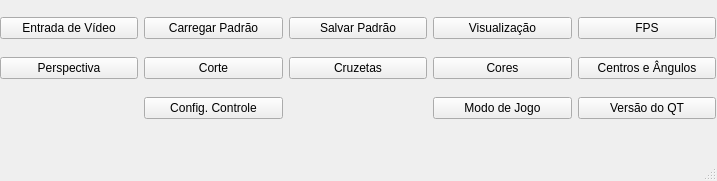
Qt form reddragons/interface/ui_files/main.ui (Red-Dragons-UFSCar/red-visao) before a commit.
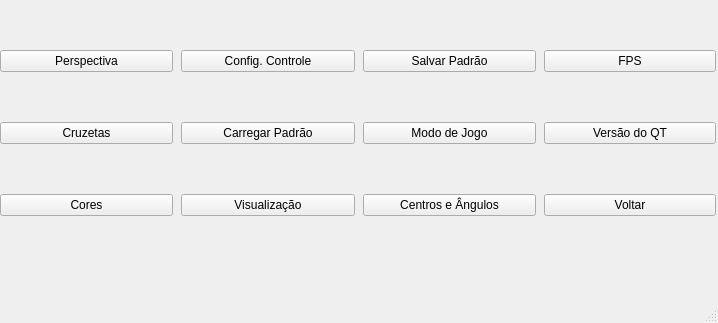
The same form after that commit.

Commit message:
atualização na tela principal
removidas paginas de corte e escolha de entrada. TODO: Configurar botão voltar

Diff of the .ui file:
```diff
--- a/reddragons/interface/ui_files/main.ui
+++ b/reddragons/interface/ui_files/main.ui
@@ -9,8 +9,8 @@
    <rect>
     <x>0</x>
     <y>0</y>
-    <width>717</width>
-    <height>181</height>
+    <width>718</width>
+    <height>323</height>
    </rect>
   </property>
   <property name="windowTitle">
@@ -21,106 +21,111 @@
     <property name="geometry">
      <rect>
       <x>0</x>
-      <y>5</y>
+      <y>0</y>
       <width>716</width>
-      <height>126</height>
+      <height>266</height>
      </rect>
     </property>
     <layout class="QGridLayout" name="gridLayout" columnstretch="0,0,0,0,0">
      <property name="sizeConstraint">
       <enum>QLayout::SetDefaultConstraint</enum>
      </property>
+     <property name="horizontalSpacing">
+      <number>8</number>
+     </property>
+     <property name="verticalSpacing">
+      <number>0</number>
+     </property>
+     <item row="0" column="4">
+      <widget class="QPushButton" name="QT_FPS">
+       <property name="text">
+        <string>FPS</string>
+       </property>
+      </widget>
+     </item>
      <item row="1" column="1">
-      <widget class="QPushButton" name="QT_btCorte">
-       <property name="text">
-        <string>Corte</string>
-       </property>
-      </widget>
-     </item>
-     <item row="1" column="2">
       <widget class="QPushButton" name="QT_btCruzetas">
        <property name="text">
         <string>Cruzetas</string>
        </property>
       </widget>
      </item>
-     <item row="0" column="3">
-      <widget class="QPushButton" name="QT_btVisualizacao">
-       <property name="text">
-        <string>Visualização</string>
-       </property>
-      </widget>
-     </item>
-     <item row="1" column="3">
-      <widget class="QPushButton" name="QT_btCores">
-       <property name="text">
-        <string>Cores</string>
-       </property>
-      </widget>
-     </item>
-     <item row="1" column="4">
-      <widget class="QPushButton" name="QT_Centro">
-       <property name="text">
-        <string>Centros e Ângulos</string>
-       </property>
-      </widget>
-     </item>
-     <item row="1" column="0">
+     <item row="0" column="1">
       <widget class="QPushButton" name="QT_btPerspectiva">
        <property name="text">
         <string>Perspectiva</string>
        </property>
       </widget>
      </item>
-     <item row="0" column="0">
-      <widget class="QPushButton" name="QT_camera">
+     <item row="2" column="1">
+      <widget class="QPushButton" name="QT_btCores">
        <property name="text">
-        <string>Entrada de Vídeo</string>
+        <string>Cores</string>
        </property>
       </widget>
      </item>
-     <item row="0" column="1">
+     <item row="0" column="2">
+      <widget class="QPushButton" name="QT_btcontrole">
+       <property name="text">
+        <string>Config. Controle</string>
+       </property>
+      </widget>
+     </item>
+     <item row="1" column="2">
       <widget class="QPushButton" name="QT_Load">
        <property name="text">
         <string>Carregar Padrão</string>
        </property>
       </widget>
      </item>
-     <item row="0" column="2">
+     <item row="2" column="2">
+      <widget class="QPushButton" name="QT_btVisualizacao">
+       <property name="text">
+        <string>Visualização</string>
+       </property>
+      </widget>
+     </item>
+     <item row="0" column="3">
       <widget class="QPushButton" name="QT_Save">
        <property name="text">
         <string>Salvar Padrão</string>
        </property>
       </widget>
      </item>
-     <item row="0" column="4">
-      <widget class="QPushButton" name="QT_FPS">
-       <property name="text">
-        <string>FPS</string>
-       </property>
-      </widget>
-     </item>
-     <item row="2" column="3">
+     <item row="1" column="3">
       <widget class="QPushButton" name="QT_jogo">
        <property name="text">
         <string>Modo de Jogo</string>
        </property>
       </widget>
      </item>
-     <item row="2" column="1">
-      <widget class="QPushButton" name="QT_btcontrole">
+     <item row="2" column="3">
+      <widget class="QPushButton" name="QT_Centro">
        <property name="text">
-        <string>Config. Controle</string>
+        <string>Centros e Ângulos</string>
        </property>
       </widget>
      </item>
-     <item row="2" column="4">
+     <item row="1" column="4">
       <widget class="QPushButton" name="QT_Versao">
        <property name="text">
         <string>Versão do QT</string>
        </property>
       </widget>
      </item>
+     <item row="2" column="4">
+      <widget class="QPushButton" name="QT_voltar">
+       <property name="maximumSize">
+        <size>
+         <width>172</width>
+         <height>34</height>
+        </size>
+       </property>
+       <property name="text">
+        <string>Voltar</string>
+       </property>
+      </widget>
+     </item>
     </layout>
    </widget>
   </widget>
```
Left out of the diff: 4 changed lines with no effect on the pictures. The commit also changes 4 other files.
